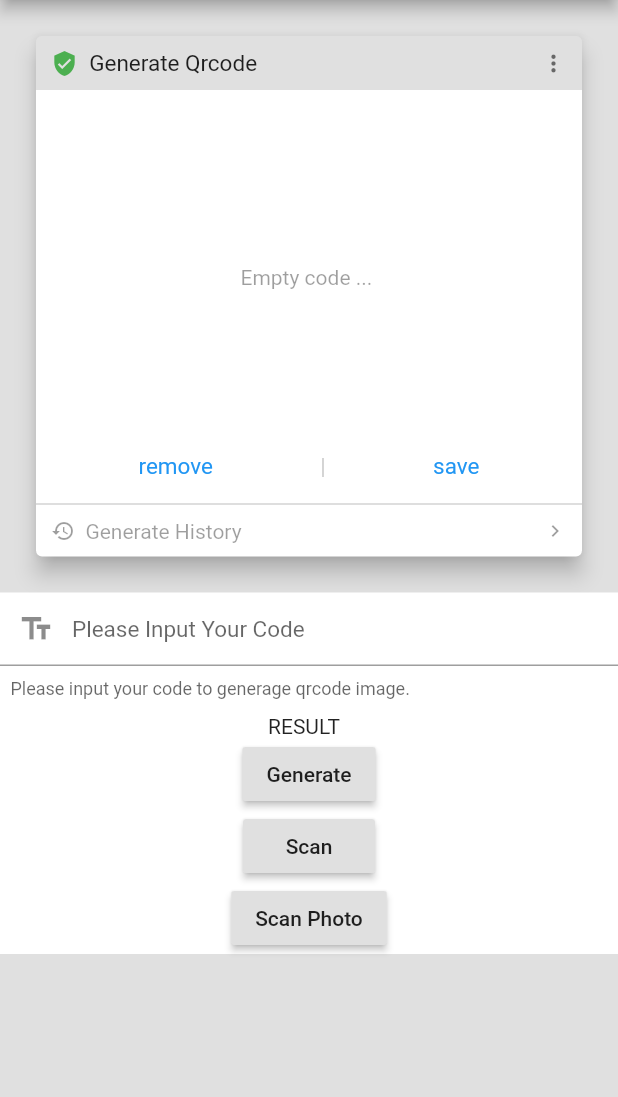
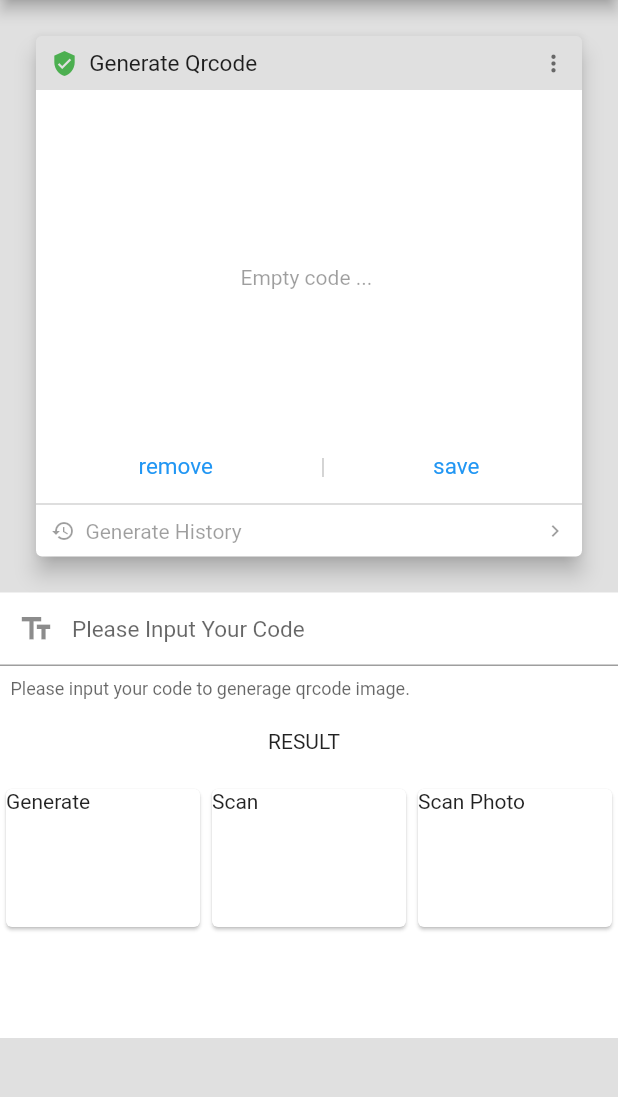
Before and after one commit to wu9007/qrcode_scanner, a Flutter app: the screen it shows after launch, on a phone screen of 412 x 824 dp, the part 84-1181 px from its top. Run offline on Flutter 3.47's test engine with Material 2 defaults, Android fonts, the phone set to English and light mode, and no system bars.

Commit message:
update demo style.

```diff
--- a/example/lib/main.dart
+++ b/example/lib/main.dart
@@ -53,11 +53,44 @@ class _MyAppState extends State<MyApp> {
                       contentPadding: EdgeInsets.symmetric(horizontal: 7, vertical: 15),
                     ),
                   ),
-                  SizedBox(height: 10),
+                  SizedBox(height: 20),
                   Text('RESULT  $_outputBarcode'),
-                  RaisedButton(onPressed: () => _generateBarCode(this._inputController.text), child: Text("Generate")),
-                  RaisedButton(onPressed: _scan, child: Text("Scan")),
-                  RaisedButton(onPressed: _scanPhoto, child: Text("Scan Photo")),
+                  SizedBox(height: 20),
+                  Row(
+                    children: <Widget>[
+                      Expanded(
+                        flex: 1,
+                        child: SizedBox(
+                          height: 100,
+                          child: InkWell(
+                            onTap: () => _generateBarCode(this._inputController.text),
+                            child: Card(child: Text("Generate")),
+                          ),
+                        ),
+                      ),
+                      Expanded(
+                        flex: 1,
+                        child: SizedBox(
+                          height: 100,
+                          child: InkWell(
+                            onTap: _scan,
+                            child: Card(child: Text("Scan")),
+                          ),
+                        ),
+                      ),
+                      Expanded(
+                        flex: 1,
+                        child: SizedBox(
+                          height: 100,
+                          child: InkWell(
+                            onTap: _scanPhoto,
+                            child: Card(child: Text("Scan Photo")),
+                          ),
+                        ),
+                      ),
+                    ],
+                  ),
+                  SizedBox(height: 70),
                 ],
               ),
             ),
```
